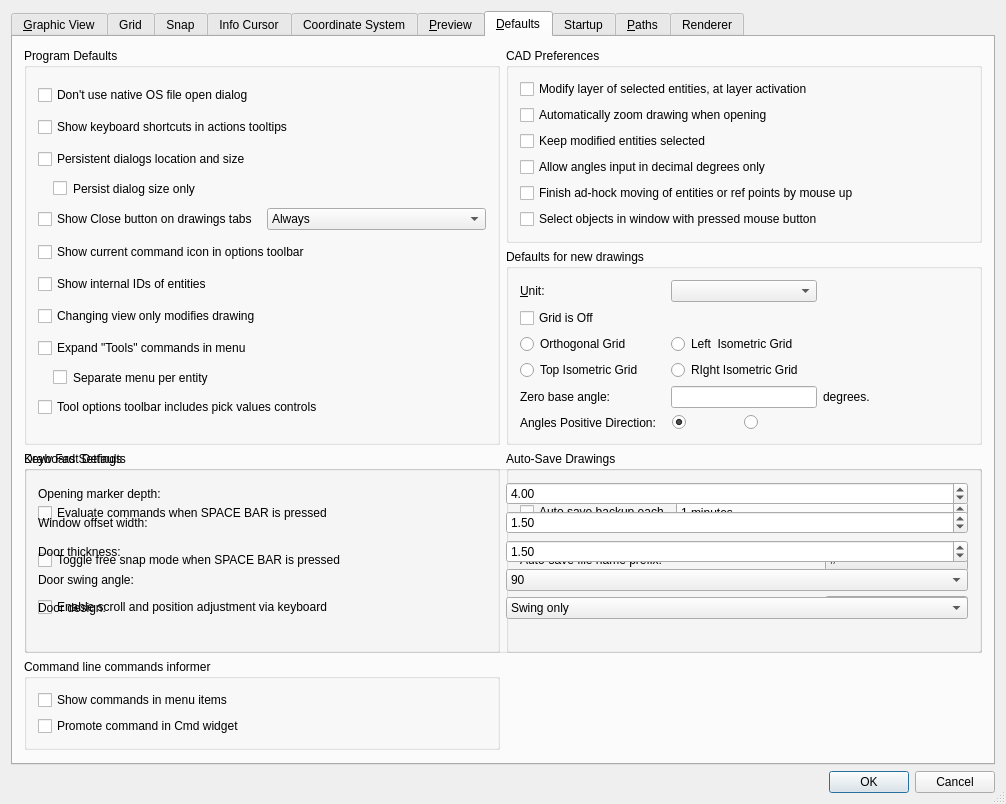
Above: librecad/src/ui/dialogs/settings/options_general/qg_dlgoptionsgeneral.ui from LibreCAD/LibreCAD before the change. Below: the same form after it.
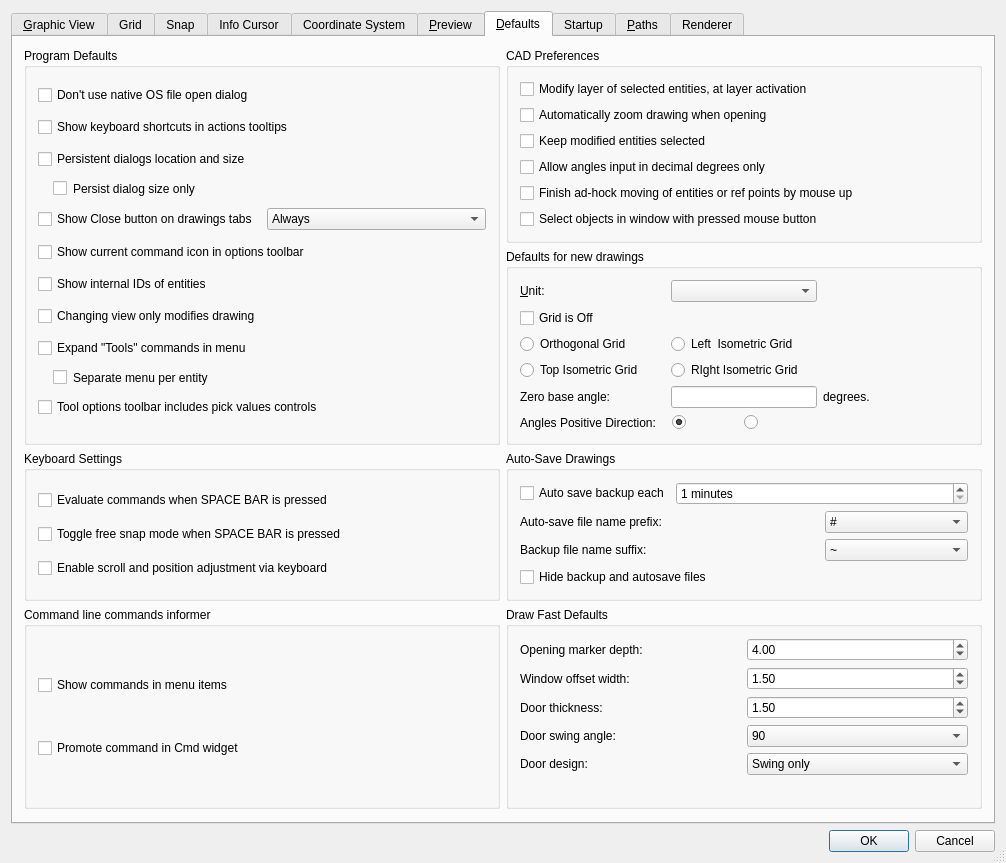
That is the form after the change. The open tabs and pages were chosen to show the change. Icons and pictures are not drawn. Custom widgets are drawn as their Qt base class.

Commit message:
Hide backup and autosave files by default (#3047)
Keep recovery copies while reducing drawing directory clutter. Add an opt-out preference and guard empty backup/autosave affixes against source-file loss.

Fixes #3038

Patch:
```diff
--- a/librecad/src/ui/dialogs/settings/options_general/qg_dlgoptionsgeneral.ui
+++ b/librecad/src/ui/dialogs/settings/options_general/qg_dlgoptionsgeneral.ui
@@ -5108,6 +5108,13 @@
             </item>
            </widget>
           </item>
+          <item row="4" column="0" colspan="3">
+           <widget class="QCheckBox" name="cbHideBackupFiles">
+            <property name="text">
+             <string>Hide backup and autosave files</string>
+            </property>
+           </widget>
+          </item>
          </layout>
         </widget>
        </item>
@@ -5622,7 +5629,7 @@
          </layout>
         </widget>
        </item>
-       <item row="3" column="0" colspan="2">
+       <item row="4" column="1">
         <widget class="QGroupBox" name="groupBoxDrawFast">
          <property name="title">
           <string>Draw Fast Defaults</string>
```
The commit also changes 5 other files.
